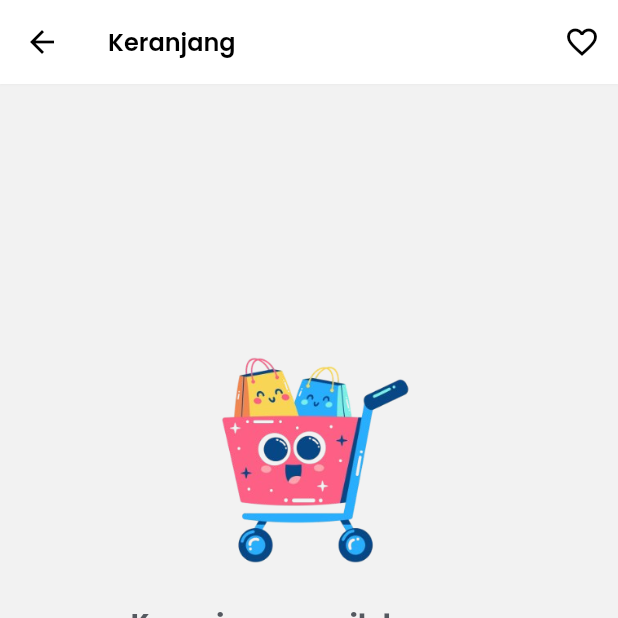
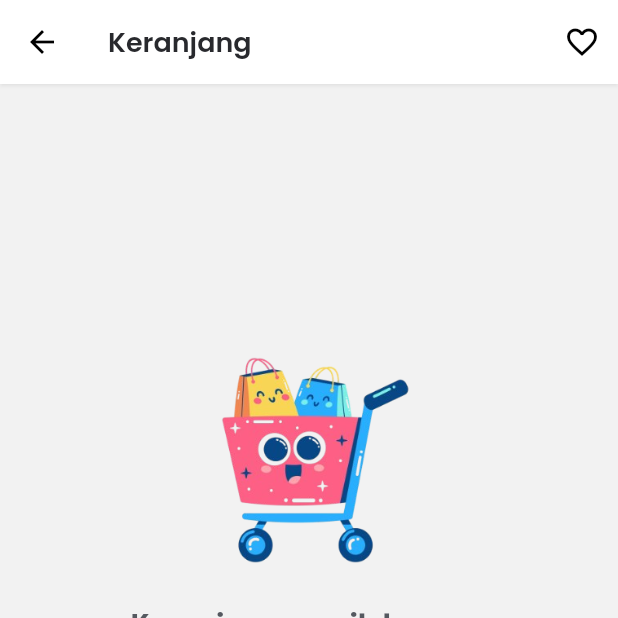
Before and after one commit to nivyanbl/litera_app, a Flutter app: the CartView screen opened by its route, after a tap on the "arrow back" icon, on a phone screen of 412 x 824 dp, the top half of it. Run offline on Flutter 3.47's test engine with Material 3 defaults, Android fonts, the phone set to English and light mode, and no system bars; our stand-ins replace carousel_slider, dio, flutter_dotenv, flutter_secure_storage, get, get_storage and 1 more; accounts and stored records are empty; network calls fail.

Commit message:
feat: implement checkout module with models, provider, repository, controller, and view

```diff
--- a/lib/app/core/theme/app_text_styles.dart
+++ b/lib/app/core/theme/app_text_styles.dart
@@ -56,23 +56,23 @@ class AppTextStyles {
   static const bodyLarge = TextStyle(
     fontFamily: 'Poppins',
     fontSize: 16,
-    fontWeight: FontWeight.w400,
+    fontWeight: FontWeight.w500,
   );
   static const bodyMedium = TextStyle(
     fontFamily: 'Poppins',
     fontSize: 14,
-    fontWeight: FontWeight.w400,
+    fontWeight: FontWeight.w500,
   );
   static const bodySmall = TextStyle(
     fontFamily: 'Poppins',
     fontSize: 12,
-    fontWeight: FontWeight.w400,
+    fontWeight: FontWeight.w500,
   );
 
   // Label
   static const labelLarge = TextStyle(
     fontFamily: 'Poppins',
-    fontSize: 14,
+    fontSize: 13,
     fontWeight: FontWeight.w500,
   );
   static const labelMedium = TextStyle(
--- /dev/null
+++ b/lib/app/core/widgets/custom_app_bar.dart
@@ -0,0 +1,53 @@
+import 'package:flutter/material.dart';
+import 'package:get/get.dart';
+import 'package:litera/app/core/theme/app_colors.dart';
+
+class CustomAppBar extends StatelessWidget implements PreferredSizeWidget {
+  final String title;
+  final bool showRightIcon;
+  final IconData rightIcon;
+  final VoidCallback? onRightIconPressed;
+  final VoidCallback? onBackPressed;
+
+  const CustomAppBar({
+    super.key,
+    required this.title,
+    this.showRightIcon = true,
+    this.rightIcon = Icons.favorite_border,
+    this.onRightIconPressed,
+    this.onBackPressed,
+  });
+
+  @override
+  Size get preferredSize => const Size.fromHeight(kToolbarHeight);
+
+  @override
+  Widget build(BuildContext context) {
+    return AppBar(
+      backgroundColor: Colors.white,
+      surfaceTintColor: Colors.transparent,
+      elevation: 1,
+      shadowColor: Colors.black26,
+      leading: IconButton(
+        icon: const Icon(Icons.arrow_back, color: Colors.black),
+        onPressed: onBackPressed ?? Get.back,
+      ),
+      title: Text(
+        title,
+        style: const TextStyle(
+          color: AppColors.grayDarker,
+          fontSize: 18,
+          fontWeight: FontWeight.w600,
+        ),
+      ),
+      actions: showRightIcon
+          ? [
+              IconButton(
+                icon: Icon(rightIcon, color: Colors.black),
+                onPressed: onRightIconPressed ?? () {},
+              ),
+            ]
+          : null,
+    );
+  }
+}
--- a/lib/app/modules/cart/views/cart_view.dart
+++ b/lib/app/modules/cart/views/cart_view.dart
@@ -3,6 +3,7 @@ import 'package:get/get.dart';
 import 'package:intl/intl.dart';
 import 'package:litera/app/core/theme/app_colors.dart';
 import 'package:litera/app/core/theme/app_text_styles.dart';
+import 'package:litera/app/core/widgets/custom_app_bar.dart';
 import 'package:litera/app/core/widgets/custom_button.dart';
 import 'package:litera/app/modules/cart/controllers/cart_controller.dart';
 import 'package:litera/app/routes/app_pages.dart';
@@ -20,7 +21,7 @@ class CartView extends GetView<CartController> {
   Widget build(BuildContext context) {
     return Scaffold(
       backgroundColor: const Color(0xFFF2F2F2),
-      appBar: _buildAppBar(),
+      appBar: const CustomAppBar(title: 'Keranjang', showRightIcon: true),
       body: Obx(() {
         if (controller.isLoading.value) {
           return const Center(child: CircularProgressIndicator());
@@ -30,34 +31,6 @@ class CartView extends GetView<CartController> {
             : _buildCartList();
       }),
       bottomNavigationBar: _buildBottomBar(),
-    );
-  }
-
-  //  AppBar
-  AppBar _buildAppBar() {
-    return AppBar(
-      backgroundColor: Colors.white,
-      surfaceTintColor: Colors.transparent,
-      elevation: 0.5,
-      shadowColor: Colors.black12,
-      leading: IconButton(
-        icon: const Icon(Icons.arrow_back, color: Colors.black),
-        onPressed: () => Get.back(),
-      ),
-      title: const Text(
-        'Keranjang',
-        style: TextStyle(
-          color: Colors.black,
-          fontSize: 16,
-          fontWeight: FontWeight.w600,
-        ),
-      ),
-      actions: [
-        IconButton(
-          icon: const Icon(Icons.favorite_border, color: Colors.black),
-          onPressed: () {},
-        ),
-      ],
     );
   }
 
@@ -140,7 +113,7 @@ class CartView extends GetView<CartController> {
               imageUrl,
               width: 76,
               height: 106,
-              fit: BoxFit.cover,
+              fit: BoxFit.contain,
               errorBuilder: (_, __, ___) => _coverPlaceholder(),
             )
           : _coverPlaceholder(),
@@ -179,6 +152,17 @@ class CartView extends GetView<CartController> {
           ),
         ),
         const SizedBox(height: 6),
+
+        // Judul
+        Text(
+          item.product?.author.isNotEmpty == true
+              ? item.product!.author
+              : 'Penulis tidak diketahui',
+          style: AppTextStyles.bodySmall.copyWith(color: AppColors.grayNormal),
+          maxLines: 1,
+          overflow: TextOverflow.ellipsis,
+        ),
+        const SizedBox(height: 4),
 
         // Judul
         Text(
@@ -363,7 +347,7 @@ class CartView extends GetView<CartController> {
                     ),
                     onPressed: controller.selectedCount > 0
                         ? () {
-                            /* TODO: checkout */
+                            Get.toNamed(Routes.CHECKOUT);
                           }
                         : null,
                     child: Text(
--- a/lib/app/routes/app_routes.dart
+++ b/lib/app/routes/app_routes.dart
@@ -8,6 +8,7 @@ abstract class Routes {
   static const REGISTER = _Paths.REGISTER;
   static const PRODUCT_DETAIL = _Paths.PRODUCT_DETAIL;
   static const CART = _Paths.CART;
+  static const CHECKOUT = _Paths.CHECKOUT;
 }
 
 abstract class _Paths {
@@ -17,4 +18,5 @@ abstract class _Paths {
   static const REGISTER = '/register';
   static const PRODUCT_DETAIL = '/product-detail';
   static const CART = '/cart';
+  static const CHECKOUT = '/checkout';
 }
--- a/pubspec.yaml
+++ b/pubspec.yaml
@@ -35,6 +35,8 @@ dependencies:
   http: ^1.6.0
   carousel_slider: ^5.1.1
   smooth_page_indicator: ^2.0.1
+  url_launcher: ^6.3.2
+  shared_preferences: ^2.2.0
 
 dev_dependencies:
   flutter_test:
```
Also changed, not shown: lib/app/data/models/checkout_rmodel.dart (added, +16 -0 lines), lib/app/data/providers/checkout_provider.dart (added, +10 -0 lines), lib/app/data/repositories/checkout_repository.dart (added, +13 -0 lines), lib/app/modules/checkout/bindings/checkout_binding.dart (added, +19 -0 lines), lib/app/modules/checkout/controllers/checkout_controller.dart (added, +58 -0 lines), lib/app/modules/checkout/views/checkout_view.dart (added, +284 -0 lines), lib/app/routes/app_pages.dart (+7 -0 lines), pubspec.lock, 7 other files.
